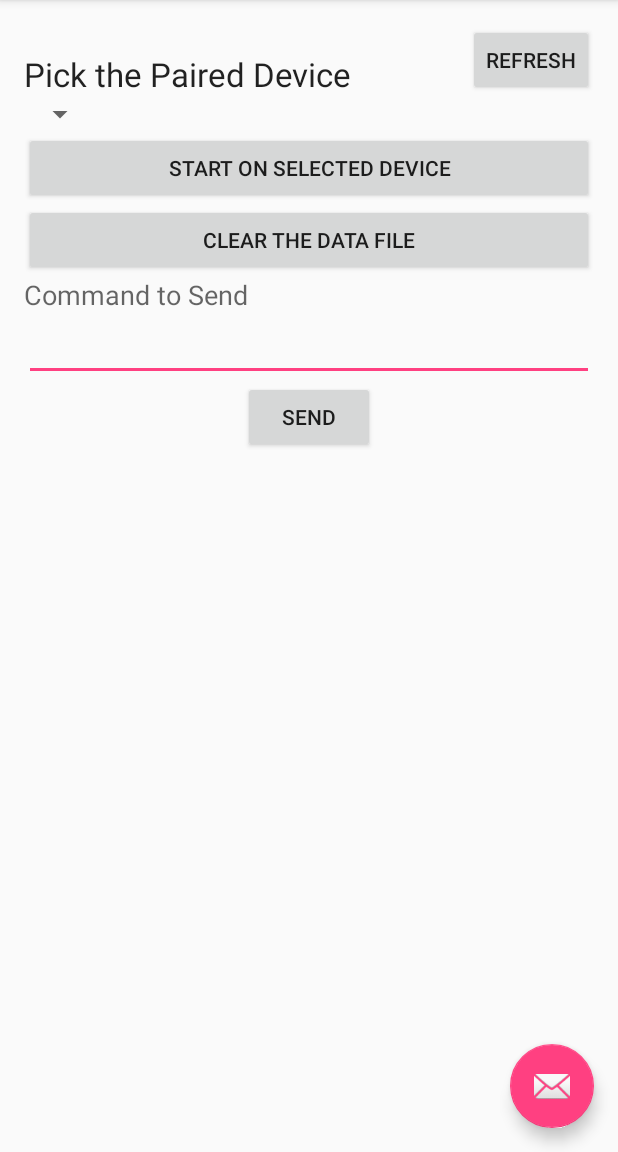
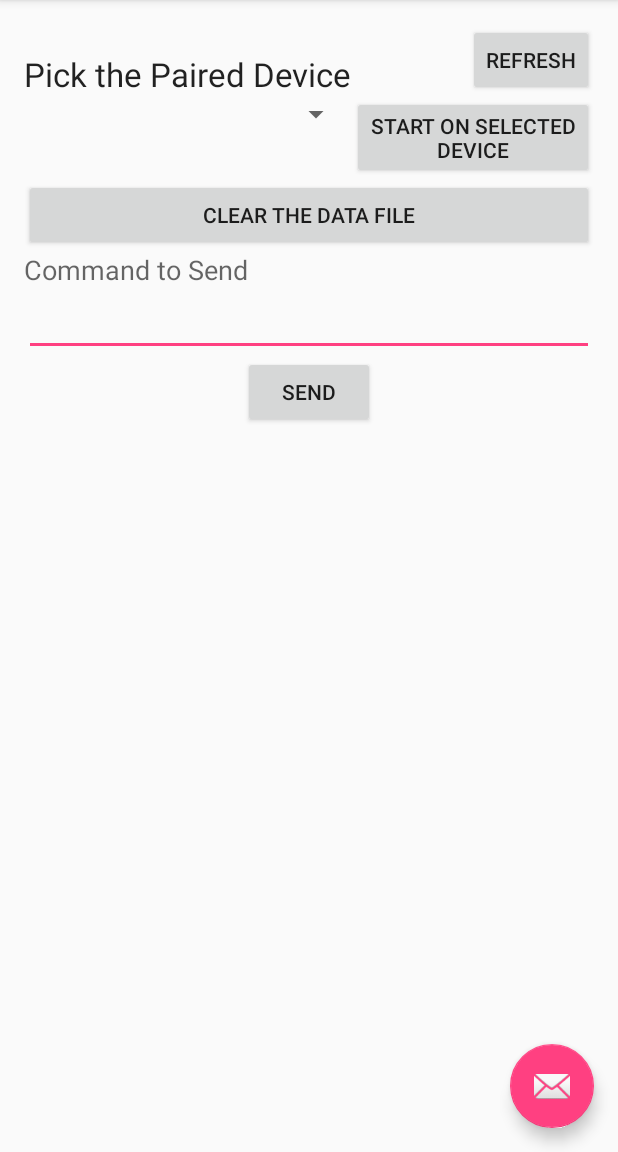
Before and after one commit to Kaan0200/MobileComp397_Assignment4, an Android app: the screen it shows after launch (MainActivity), on a phone screen of 412 x 824 dp, the part 84-1236 px from its top. Run offline under Robolectric (Android 15) with nearby library versions, the phone set to English and light mode, and no system bars.

Commit message:
shifted things in layout

```diff
--- a/app/src/main/res/layout/content_main.xml
+++ b/app/src/main/res/layout/content_main.xml
@@ -23,7 +23,8 @@
         android:layout_height="wrap_content"
         android:id="@+id/spinner"
         android:layout_below="@+id/devicesButton"
-        android:layout_alignParentStart="true" />
+        android:layout_alignParentStart="true"
+        android:layout_alignEnd="@+id/textView" />
 
     <Button
         style="?android:attr/buttonStyleSmall"
@@ -40,10 +41,9 @@
         android:layout_height="wrap_content"
         android:text="Start on Selected Device"
         android:id="@+id/startButton"
-        android:layout_below="@+id/spinner"
-        android:layout_alignParentStart="true"
-        android:layout_alignParentEnd="true"
-        android:clickable="true" />
+        android:clickable="true"
+        android:layout_alignTop="@+id/spinner"
+        android:layout_toEndOf="@+id/spinner" />
 
     <Button
         android:layout_width="wrap_content"
--- a/gradle.properties
+++ b/gradle.properties
@@ -16,3 +16,4 @@
 # This option should only be used with decoupled projects. More details, visit
 # http://www.gradle.org/docs/current/userguide/multi_project_builds.html#sec:decoupled_projects
 # org.gradle.parallel=true
+org.gradle.jvmargs=-Xmx1024m
```
Also changed, not shown: 2 other files.
